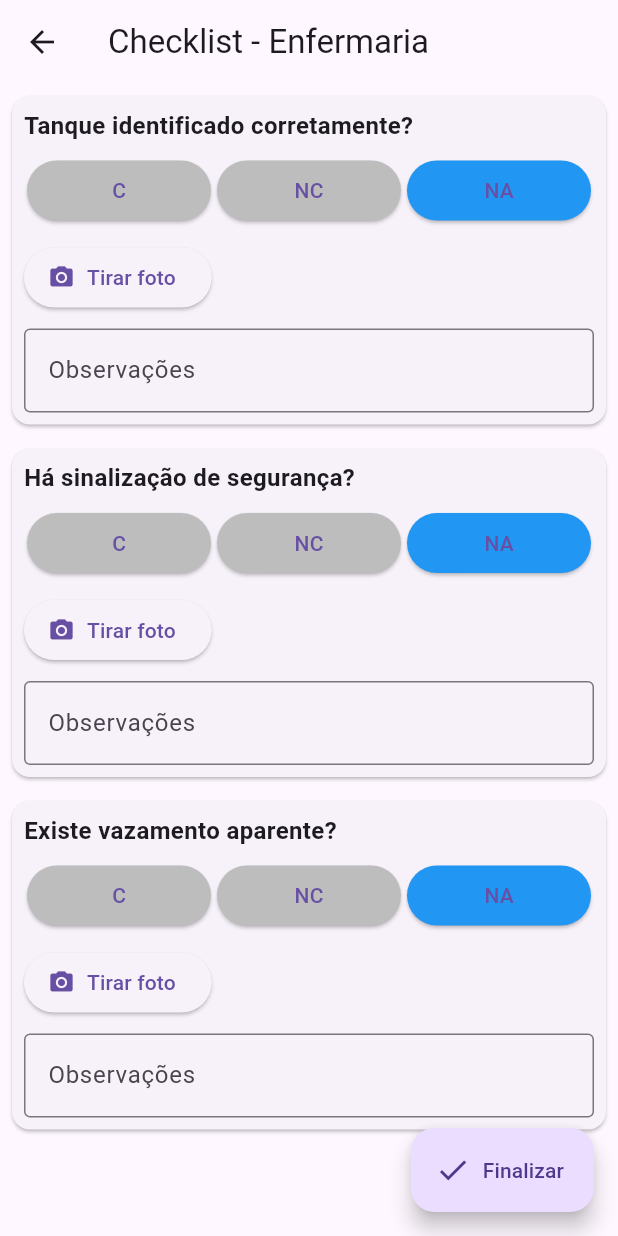
After one commit to dikei999/app_nr32, a Flutter app: the screen it shows after launch, after a tap on "Enfermaria", on a phone screen of 412 x 824 dp. The commit adds this screen. Run offline on Flutter 3.47's test engine with Material 3 defaults, Android fonts, the phone set to English and light mode, and no system bars; our stand-ins replace hive_flutter, image_picker; accounts and stored records are empty.

Commit message:
Atualizacao: checklist funcional, relatorios offline e tela de detalhes

```diff
--- a/lib/main.dart
+++ b/lib/main.dart
@@ -1,7 +1,15 @@
 import 'package:flutter/material.dart';
 import 'screens/tela_inicial.dart';
+import 'package:hive_flutter/hive_flutter.dart';
+import 'screens/tela_setores.dart';
 
-void main() {
+void main() async {
+  WidgetsFlutterBinding.ensureInitialized();
+  await Hive.initFlutter();
+
+  await Hive.openBox('checklistBox');
+  await Hive.openBox('relatoriosBox');
+
   runApp(const MeuAppNR());
 }
 
@@ -14,7 +22,7 @@ class MeuAppNR extends StatelessWidget {
       debugShowCheckedModeBanner: false,
       title: 'App NR',
       theme: ThemeData(primarySwatch: Colors.blue),
-      home: const TelaInicial(),
+      home: const TelaSetores(),
     );
   }
 }
--- /dev/null
+++ b/lib/screens/tela_checklist.dart
@@ -0,0 +1,196 @@
+import 'dart:io';
+import 'package:flutter/material.dart';
+import 'package:image_picker/image_picker.dart';
+import '../services/local_storage_service.dart';
+
+class TelaChecklist extends StatefulWidget {
+  final String nomeSetor;
+
+  const TelaChecklist({super.key, required this.nomeSetor});
+
+  @override
+  State<TelaChecklist> createState() => _TelaChecklistState();
+}
+
+class _TelaChecklistState extends State<TelaChecklist> {
+  List itensChecklist = [];
+  final ImagePicker _picker = ImagePicker();
+
+  String get chave => 'checklist_${widget.nomeSetor}';
+
+  @override
+  void initState() {
+    super.initState();
+    _carregarChecklist();
+  }
+
+  void _carregarChecklist() {
+    final itensSalvos = LocalStorageService.getChecklistItens(chave);
+
+    if (itensSalvos.isEmpty) {
+      itensChecklist = [
+        {
+          "titulo": "Tanque identificado corretamente?",
+          "status": "NA",
+          "observacao": "",
+          "foto": null,
+        },
+        {
+          "titulo": "Há sinalização de segurança?",
+          "status": "NA",
+          "observacao": "",
+          "foto": null,
+        },
+        {
+          "titulo": "Existe vazamento aparente?",
+          "status": "NA",
+          "observacao": "",
+          "foto": null,
+        },
+      ];
+
+      LocalStorageService.salvarChecklistItens(chave, itensChecklist);
+    } else {
+      itensChecklist = List.from(itensSalvos);
+    }
+
+    setState(() {});
+  }
+
+  // ✅ NOVO — FINALIZAR CHECKLIST
+  Future<void> _finalizarChecklist() async {
+    final relatorio = {
+      "setor": widget.nomeSetor,
+      "data": DateTime.now().toIso8601String(),
+      "itens": itensChecklist,
+    };
+
+    final relatorios = LocalStorageService.getRelatorios();
+    relatorios.add(relatorio);
+
+    await LocalStorageService.salvarRelatorios(relatorios);
+
+    if (!mounted) return;
+
+    ScaffoldMessenger.of(
+      context,
+    ).showSnackBar(const SnackBar(content: Text('Relatório salvo offline')));
+  }
+
+  Future<void> _tirarFoto(int index) async {
+    final XFile? imagem = await _picker.pickImage(source: ImageSource.camera);
+
+    if (imagem != null) {
+      setState(() {
+        itensChecklist[index]["foto"] = imagem.path;
+      });
+
+      LocalStorageService.salvarChecklistItens(chave, itensChecklist);
+    }
+  }
+
+  void _editarObservacao(int index, String texto) {
+    itensChecklist[index]["observacao"] = texto;
+    LocalStorageService.salvarChecklistItens(chave, itensChecklist);
+  }
+
+  void _mudarStatus(int index, String status) {
+    setState(() {
+      itensChecklist[index]["status"] = status;
+    });
+
+    LocalStorageService.salvarChecklistItens(chave, itensChecklist);
+  }
+
+  Widget _botaoStatus(int index, String valor, String label) {
+    final selecionado = itensChecklist[index]["status"] == valor;
+
+    return Expanded(
+      child: Padding(
+        padding: const EdgeInsets.symmetric(horizontal: 2),
+        child: ElevatedButton(
+          style: ElevatedButton.styleFrom(
+            backgroundColor: selecionado ? Colors.blue : Colors.grey.shade400,
+          ),
+          onPressed: () => _mudarStatus(index, valor),
+          child: Text(label),
+        ),
+      ),
+    );
+  }
+
+  @override
+  Widget build(BuildContext context) {
+    return Scaffold(
+      appBar: AppBar(title: Text('Checklist - ${widget.nomeSetor}')),
+
+      body: ListView.builder(
+        itemCount: itensChecklist.length,
+        itemBuilder: (context, index) {
+          final item = itensChecklist[index];
+
+          return Card(
+            margin: const EdgeInsets.all(8),
+            child: Padding(
+              padding: const EdgeInsets.all(8),
+              child: Column(
+                crossAxisAlignment: CrossAxisAlignment.start,
+                children: [
+                  Text(
+                    item["titulo"],
+                    style: const TextStyle(
+                      fontSize: 16,
+                      fontWeight: FontWeight.bold,
+                    ),
+                  ),
+
+                  const SizedBox(height: 8),
+
+                  // ===== BOTÕES C / NC / NA =====
+                  Row(
+                    children: [
+                      _botaoStatus(index, "C", "C"),
+                      _botaoStatus(index, "NC", "NC"),
+                      _botaoStatus(index, "NA", "NA"),
+                    ],
+                  ),
+
+                  const SizedBox(height: 10),
+
+                  // ===== FOTO =====
+                  if (item["foto"] != null)
+                    Image.file(File(item["foto"]), height: 120),
+
+                  ElevatedButton.icon(
+                    onPressed: () => _tirarFoto(index),
+                    icon: const Icon(Icons.camera_alt),
+                    label: const Text("Tirar foto"),
+                  ),
+
+                  const SizedBox(height: 10),
+
+                  // ===== OBSERVAÇÃO =====
+                  TextField(
+                    decoration: const InputDecoration(
+                      labelText: "Observações",
+                      border: OutlineInputBorder(),
+                    ),
+                    controller: TextEditingController(text: item["observacao"]),
+                    onChanged: (texto) => _editarObservacao(index, texto),
+                  ),
+                ],
+              ),
+            ),
+          );
+        },
+      ),
+
+      // ✅ BOTÃO FINALIZAR
+      floatingActionButton: FloatingActionButton.extended(
+        onPressed: _finalizarChecklist,
+        icon: const Icon(Icons.check),
+        label: const Text('Finalizar'),
+      ),
+    );
+  }
+}
--- /dev/null
+++ b/lib/screens/tela_setores.dart
@@ -0,0 +1,53 @@
+import 'package:flutter/material.dart';
+import 'tela_checklist.dart';
+import 'tela_relatorios.dart';
+
+class TelaSetores extends StatelessWidget {
+  const TelaSetores({super.key});
+
+  @override
+  Widget build(BuildContext context) {
+    final setores = [
+      {"nome": "Enfermaria"},
+      {"nome": "Almoxarifado"},
+      {"nome": "Lavanderia"},
+    ];
+
+    return Scaffold(
+      appBar: AppBar(
+        title: const Text('Selecionar Setor'),
+        actions: [
+          IconButton(
+            icon: const Icon(Icons.history),
+            tooltip: 'Ver relatórios',
+            onPressed: () {
+              Navigator.push(
+                context,
+                MaterialPageRoute(builder: (_) => const TelaRelatorios()),
+              );
+            },
+          ),
+        ],
+      ),
+      body: ListView.builder(
+        itemCount: setores.length,
+        itemBuilder: (context, index) {
+          final setor = setores[index];
+
+          return ListTile(
+            title: Text(setor["nome"]!),
+            trailing: const Icon(Icons.arrow_forward_ios),
+            onTap: () {
+              Navigator.push(
+                context,
+                MaterialPageRoute(
+                  builder: (_) => TelaChecklist(nomeSetor: setor["nome"]!),
+                ),
+              );
+            },
+          );
+        },
+      ),
+    );
+  }
+}
--- /dev/null
+++ b/lib/services/local_storage_service.dart
@@ -0,0 +1,30 @@
+import 'package:hive_flutter/hive_flutter.dart';
+
+class LocalStorageService {
+  static final Box checklistBox = Hive.box('checklistBox');
+  static final Box relatoriosBox = Hive.box('relatoriosBox');
+
+  // ===============================
+  // CHECKLIST (AGORA POR SETOR)
+  // ===============================
+
+  static List getChecklistItens(String chave) {
+    return checklistBox.get(chave, defaultValue: []);
+  }
+
+  static Future<void> salvarChecklistItens(String chave, List itens) async {
+    await checklistBox.put(chave, itens);
+  }
+
+  // ===============================
+  // RELATÓRIOS
+  // ===============================
+
+  static List getRelatorios() {
+    return relatoriosBox.get('relatorios', defaultValue: []);
+  }
+
+  static Future<void> salvarRelatorios(List relatorios) async {
+    await relatoriosBox.put('relatorios', relatorios);
+  }
+}
--- a/pubspec.yaml
+++ b/pubspec.yaml
@@ -34,6 +34,10 @@ dependencies:
   # The following adds the Cupertino Icons font to your application.
   # Use with the CupertinoIcons class for iOS style icons.
   cupertino_icons: ^1.0.8
+  hive: ^2.2.3
+  hive_flutter: ^1.1.0
+  image_picker: ^1.0.7
+  path_provider: ^2.1.5
 
 dev_dependencies:
   flutter_test:
```
Also changed, not shown: lib/screens/tela_detalhe_relatorio.dart (added, +52 -0 lines), lib/screens/tela_inicial.dart (+30 -10 lines), lib/screens/tela_relatorios.dart (added, +65 -0 lines), pubspec.lock, 6 other files.
